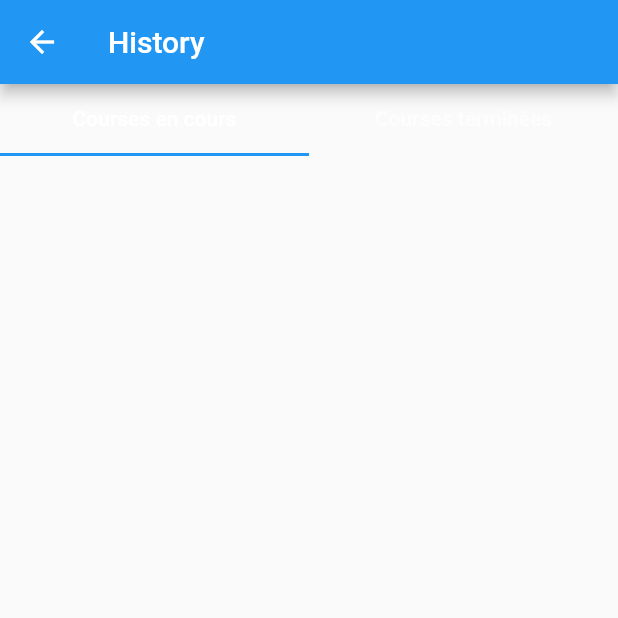
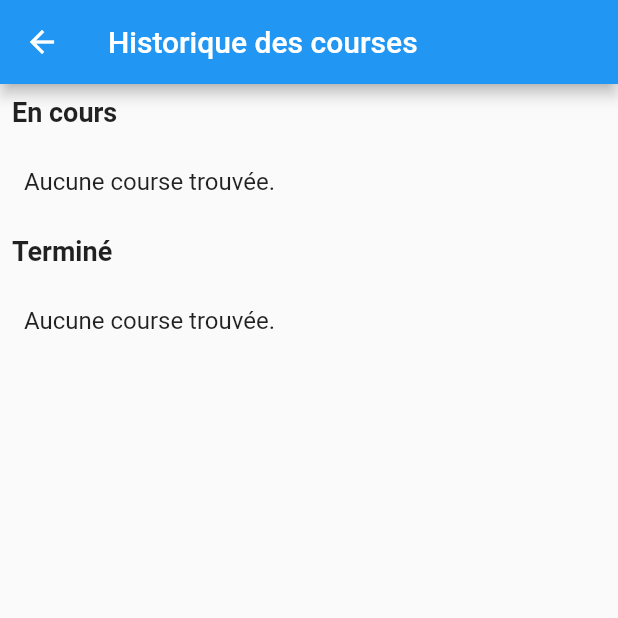
Before and after one commit to payeplionel/I2-I3-G9, a Flutter app: the HistoryPage screen opened directly, on a phone screen of 412 x 824 dp, the top half of it. Run offline on Flutter 3.47's test engine with Material 2 defaults, Android fonts, the phone set to English and light mode, and no system bars; our stand-ins replace cloud_firestore, firebase_auth, firebase_core, geolocator, google_maps_flutter, shimmer_animation; accounts and stored records are empty.

Commit message:
Historique des courses

```diff
--- a/lib/app/models/rides.dart
+++ b/lib/app/models/rides.dart
@@ -1,3 +1,5 @@
+
+
 import 'package:cloud_firestore/cloud_firestore.dart';
 
 class Rides {
@@ -26,6 +28,10 @@ class Rides {
   String creator;
   Timestamp date;
   Timestamp time;
+
+
+
+
 
   Map<String, dynamic> toJson() => <String, dynamic>{
         'address': address,
--- a/lib/app/page_dogs_ride/widgets/list_rides.dart
+++ b/lib/app/page_dogs_ride/widgets/list_rides.dart
@@ -12,7 +12,7 @@ class ListRide extends StatelessWidget {
   final Stream<QuerySnapshot> ridesCollection;
   ListRide(
       {Key? key,
-      required this.ridesCollection})
+      required this.ridesCollection,})
       : super(key: key);
 
 
--- a/lib/app/page_history/view/History.dart
+++ b/lib/app/page_history/view/History.dart
@@ -1,5 +1,8 @@
+import 'package:flutter/material.dart';
+import 'package:cloud_firestore/cloud_firestore.dart';
+import 'package:i2_i3_g9/app/models/rides.dart';
 
-import 'package:flutter/material.dart';
+import '../../repository/RidesRepository.dart';
 
 class HistoryPage extends StatefulWidget {
   const HistoryPage({super.key});
@@ -9,36 +12,86 @@ class HistoryPage extends StatefulWidget {
 }
 
 class _HistoryPageState extends State<HistoryPage> {
+  final RidesRepository _ridesRepository = RidesRepository();
+
   @override
   Widget build(BuildContext context) {
     return Scaffold(
       appBar: AppBar(
-        title: const Text('History'),
+        title: const Text('Historique des courses'),
       ),
-      body: DefaultTabController(
-        length: 2, // Nombre d'onglets
-        child: Column(
-          children: const [
-             TabBar(
-               tabs: [
-                 Tab(text: 'Courses en cours'),
-                 Tab(text: 'Courses terminées'),
-              ],
+      body: Column(
+        children: [
+          Expanded(
+            child: StreamBuilder<QuerySnapshot>(
+              stream: _ridesRepository.collection.snapshots(),
+              builder: (context, snapshot) {
+                if (snapshot.hasError) {
+                  return const Text('Une erreur s\'est produite.');
+                }
+
+                if (snapshot.connectionState == ConnectionState.waiting) {
+                  return const CircularProgressIndicator();
+                }
+
+                final rides = snapshot.data!.docs
+                    .map((doc) => Rides.fromJson(doc.data() as Map<String, dynamic>))
+                    .toList();
+
+                final inProgressRides =
+                rides.where((ride) => ride.status == 'in progress').toList();
+                final completedRides =
+                rides.where((ride) => ride.status == 'completed').toList();
+
+                return ListView(
+                  children: [
+                    _buildSectionHeader('En cours'),
+                    _buildRideList(inProgressRides),
+                    _buildSectionHeader('Terminé'),
+                    _buildRideList(completedRides),
+                  ],
+                );
+              },
             ),
-            Expanded(
-              child: TabBarView(
-                children: [
-                  // Contenu de l'onglet "Courses en cours"
-                  // TODO: Ajoutez le contenu de l'onglet "Courses en cours"
-
-                  // Contenu de l'onglet "Courses terminées"
-                  // TODO: Ajoutez le contenu de l'onglet "Courses terminées"
-                ],
-              ),
-            ),
-          ],
-        ),
+          ),
+        ],
       ),
     );
   }
+
+  Widget _buildSectionHeader(String title) {
+    return Padding(
+      padding: const EdgeInsets.all(8.0),
+      child: Text(
+        title,
+        style: const TextStyle(fontSize: 18, fontWeight: FontWeight.bold),
+      ),
+    );
+  }
+
+  Widget _buildRideList(List<Rides> rides) {
+    if (rides.isEmpty) {
+      return const ListTile(
+        title: Text('Aucune course trouvée.'),
+      );
+    }
+
+    return ListView.builder(
+      shrinkWrap: true,
+      physics: const NeverScrollableScrollPhysics(),
+      itemCount: rides.length,
+      itemBuilder: (context, index) {
+        final ride = rides[index];
+
+        return ListTile(
+          title: Text('Adresse: ${ride.address}'),
+          subtitle: Text('Code: ${ride.code}'),
+          trailing: Text('Statut: ${ride.status}'),
+          onTap: () {
+            // Actions lorsque l'utilisateur clique sur une course
+          },
+        );
+      },
+    );
+  }
 }
```
Also changed, not shown: lib/app/page_navbar/view/nav-bar.dart (+19 -6 lines).
